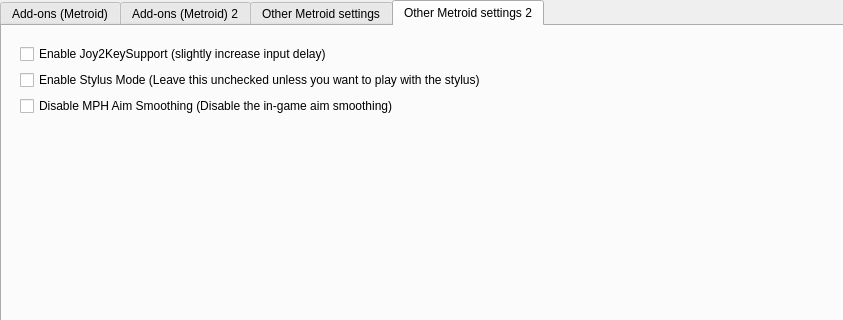
Before: the Qt Designer form src/frontend/qt_sdl/InputConfig/MelonPrimeInputConfig.ui in ag-advania/melonPrimeDS, drawn with Qt 5; both pictures show x 0 to 843 and y 0 to 320 of the 1042 by 682 pixel window.
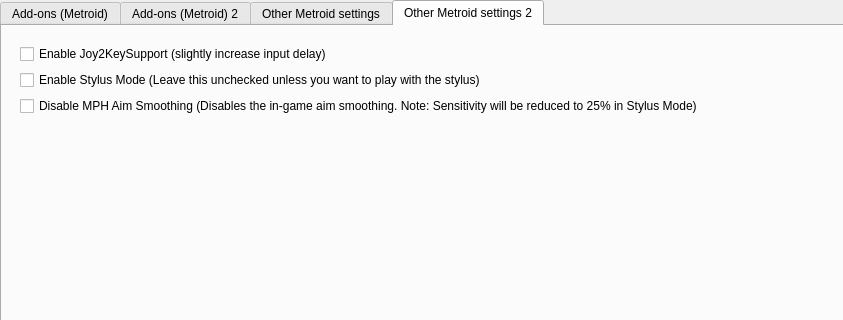
After: the same form once the commit is applied. The open tabs and pages were chosen to show the change.

Diff of the .ui file:
```diff
--- a/src/frontend/qt_sdl/InputConfig/MelonPrimeInputConfig.ui
+++ b/src/frontend/qt_sdl/InputConfig/MelonPrimeInputConfig.ui
@@ -537,7 +537,7 @@
 										<item row="2" column="0">
 											<widget class="QCheckBox" name="cbMetroidDisableMphAimSmoothing">
 												<property name="text">
-													<string>Disable MPH Aim Smoothing (Disable the in-game aim smoothing)</string>
+													<string>Disable MPH Aim Smoothing (Disables the in-game aim smoothing. Note: Sensitivity will be reduced to 25% in Stylus Mode)</string>
 												</property>
 											</widget>
 										</item>
```
